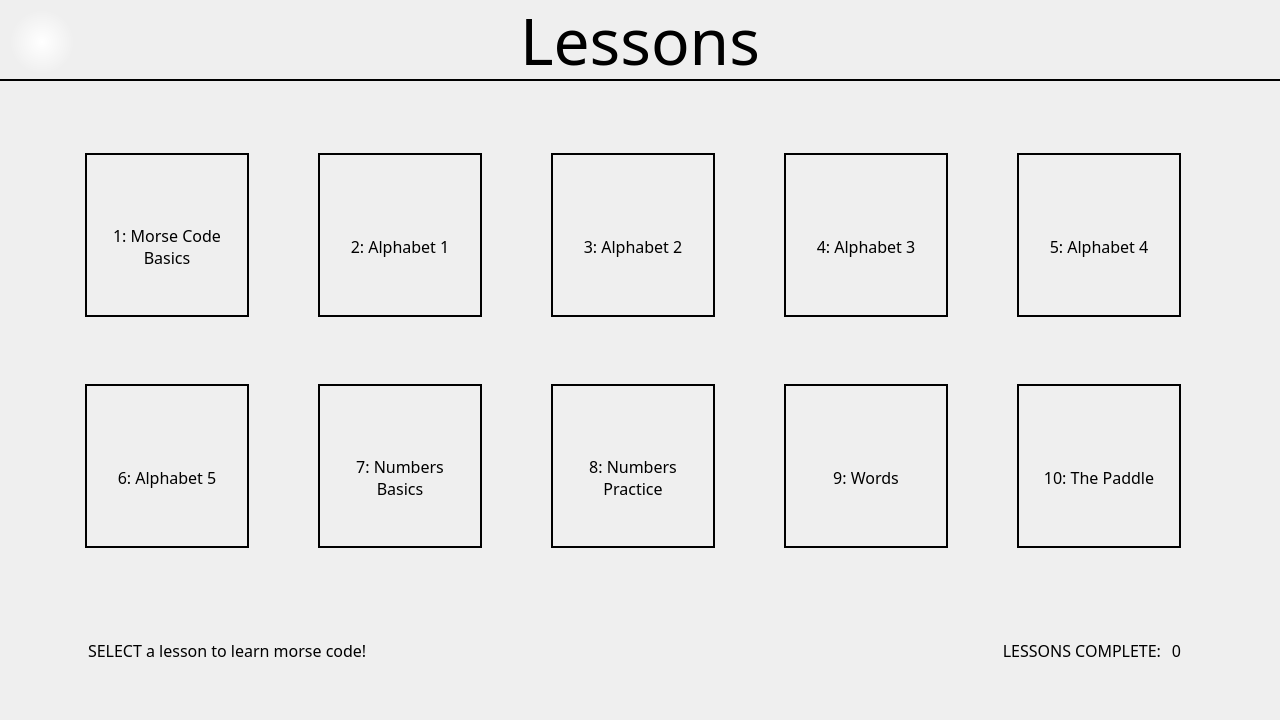
Qt form MorseCodeLearner/lessonselectwindow.ui (UofU-CS3505/cs3505-assignment9-the_tigers) before a commit.
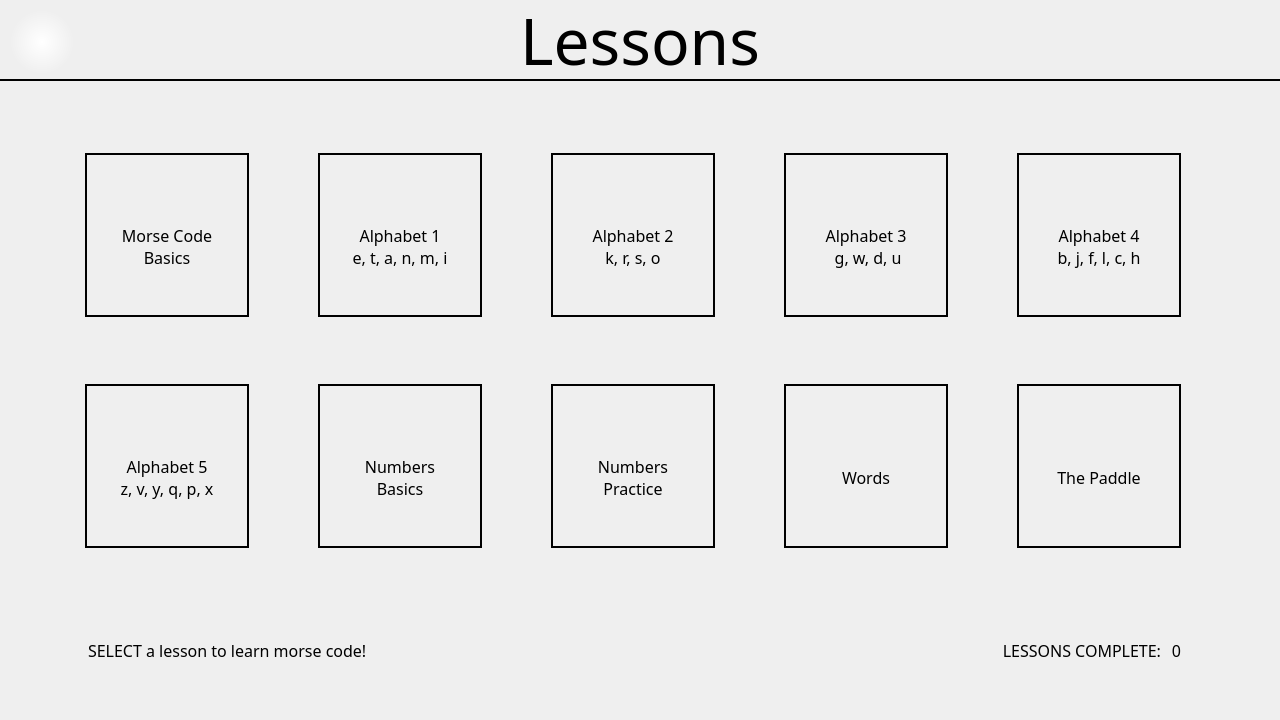
The same form after that commit.

Commit message: Added letters to lesson select tiles

```diff
--- a/MorseCodeLearner/lessonselectwindow.ui
+++ b/MorseCodeLearner/lessonselectwindow.ui
@@ -135,7 +135,8 @@
       </property>
       <property name="text">
        <string>
-2: Alphabet 1</string>
+Alphabet 1
+e, t, a, n, m, i</string>
       </property>
      </widget>
     </item>
@@ -173,7 +174,7 @@
       </property>
       <property name="text">
        <string>
-10: The Paddle</string>
+The Paddle</string>
       </property>
      </widget>
     </item>
@@ -211,7 +212,8 @@
       </property>
       <property name="text">
        <string>
-6: Alphabet 5</string>
+Alphabet 5
+z, v, y, q, p, x</string>
       </property>
      </widget>
     </item>
@@ -249,7 +251,7 @@
       </property>
       <property name="text">
        <string>
-9: Words</string>
+Words</string>
       </property>
      </widget>
     </item>
@@ -287,7 +289,8 @@
       </property>
       <property name="text">
        <string>
-3: Alphabet 2</string>
+Alphabet 2 
+k, r, s, o</string>
       </property>
      </widget>
     </item>
@@ -325,7 +328,8 @@
       </property>
       <property name="text">
        <string>
-4: Alphabet 3</string>
+Alphabet 3
+ g, w, d, u</string>
       </property>
      </widget>
     </item>
@@ -363,7 +367,8 @@
       </property>
       <property name="text">
        <string>
-5: Alphabet 4</string>
+Alphabet 4
+b, j, f, l, c, h</string>
       </property>
      </widget>
     </item>
@@ -401,7 +406,7 @@
       </property>
       <property name="text">
        <string>
-1: Morse Code
+Morse Code
 Basics</string>
       </property>
      </widget>
@@ -440,7 +445,7 @@
       </property>
       <property name="text">
        <string>
-8: Numbers
+Numbers
 Practice</string>
       </property>
      </widget>
@@ -479,7 +484,7 @@
       </property>
       <property name="text">
        <string>
-7: Numbers
+Numbers
 Basics</string>
       </property>
      </widget>
```
